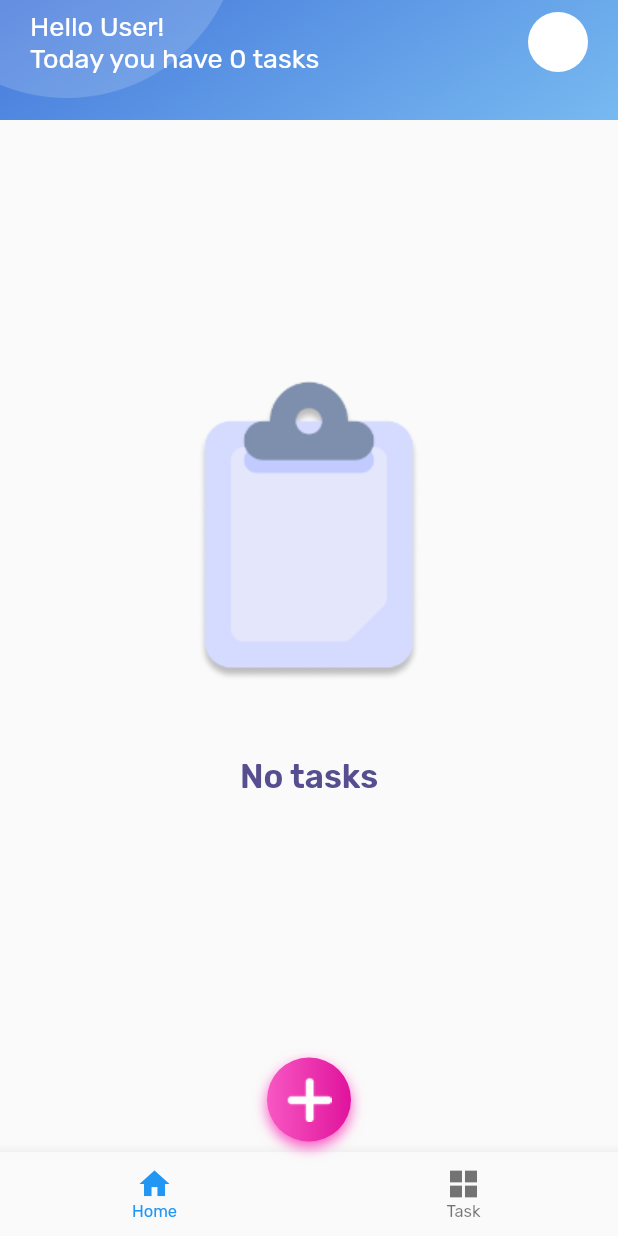
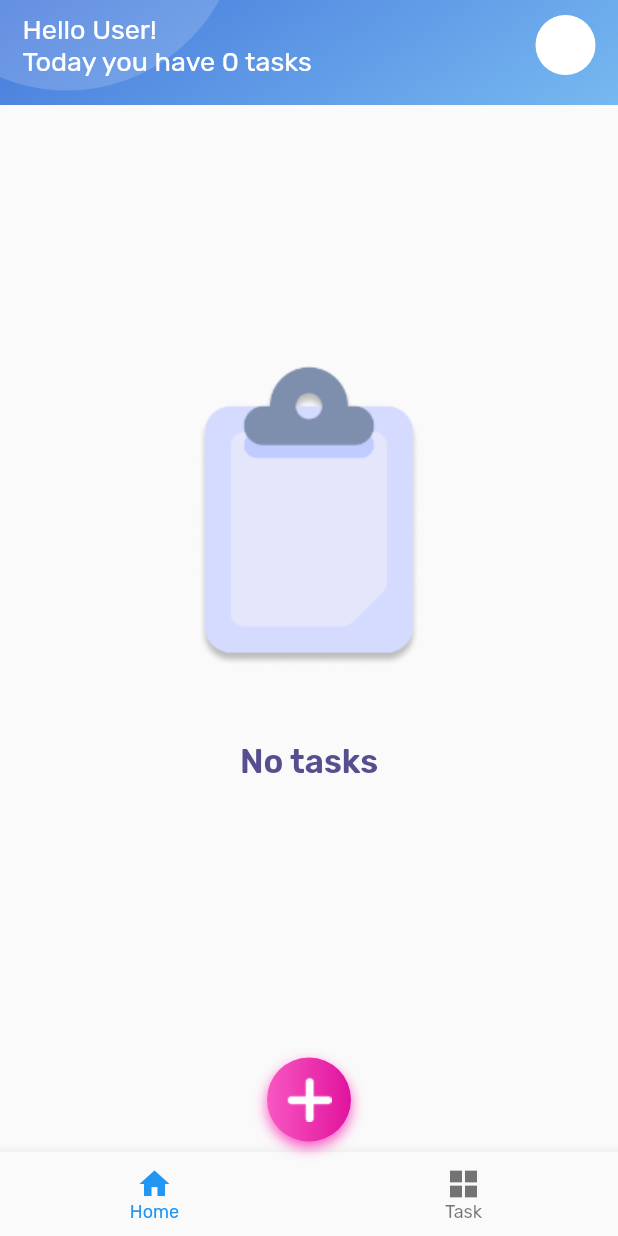
Before and after one commit to alpjamal/todo_app, a Flutter app: the HomeScreen screen opened directly, on a phone screen of 412 x 824 dp. Run offline on Flutter 3.47's test engine with Material 2 defaults, Android fonts, the phone set to English and light mode, and no system bars; drawn by our look-alikes of sliding_up_panel; our stand-ins replace equatable, flutter_bloc, flutter_slidable, shared_preferences; accounts and stored records are empty.

Commit message:
Alert dialog added

```diff
--- a/lib/data/todo_category/category_bloc.dart
+++ b/lib/data/todo_category/category_bloc.dart
@@ -1,3 +1,5 @@
+// ignore_for_file: unused_local_variable, unused_field
+
 import 'dart:async';
 
 import 'package:flutter_bloc/flutter_bloc.dart';
--- a/lib/data/todos/todos_bloc.dart
+++ b/lib/data/todos/todos_bloc.dart
@@ -13,15 +13,32 @@ class TodosBloc extends Bloc<TodosEvent, TodosState> {
     on<TodoDone>(_updateTodo);
     on<DeleteTodo>(_deleteTodo);
   }
+  List<Todo> _todos = [];
+  List<Todo> get todos => _todos;
+
+  Todo? get alertTodo {
+    Todo? alertTodo;
+    if (_todos.isNotEmpty) {
+      try {
+        alertTodo = _todos.firstWhere((todo) => todo.dayTime.difference(DateTime.now()).inDays == 0);
+      } catch (e) {
+        alertTodo = null;
+      }
+    }
+
+    return alertTodo;
+  }
 
   _loadTodos(LoadTodos event, Emitter<TodosState> emit) async {
     await Future.delayed(Duration(seconds: 1));
+    _todos = event.todos;
     emit(TodosLoaded(todos: event.todos));
   }
 
   _addTodo(AddTodo event, Emitter<TodosState> emit) {
     final state = this.state;
     if (state is TodosLoaded) {
+      _todos = List.from(state.todos)..add(event.todo);
       emit(TodosLoaded(todos: List.from(state.todos)..add(event.todo)));
     }
   }
@@ -30,6 +47,7 @@ class TodosBloc extends Bloc<TodosEvent, TodosState> {
     final state = this.state;
     if (state is TodosLoaded) {
       List<Todo> todos = state.todos.where((todo) => todo.id != event.todo.id).toList();
+      _todos = todos;
       emit(TodosLoaded(todos: todos));
     }
   }
@@ -40,6 +58,7 @@ class TodosBloc extends Bloc<TodosEvent, TodosState> {
       List<Todo> todos = state.todos.map((todo) {
         return todo.id == event.todo.id ? event.todo : todo;
       }).toList();
+      _todos = todos;
       emit(TodosLoaded(todos: todos));
     }
   }
--- a/lib/main.dart
+++ b/lib/main.dart
@@ -16,6 +16,7 @@ import 'data/models/todo.dart';
 import 'data/models/todo_category.dart';
 
 part 'utils/theme.dart';
+part 'screens/home_screen/app_bar.dart';
 part 'screens/onboarding_screen.dart';
 part 'screens/home_screen/home_screen.dart';
 part 'widgets/gradient_btn.dart';
@@ -23,7 +24,7 @@ part 'widgets/floating_btn.dart';
 part 'widgets/todo_card.dart';
 part 'widgets/category.dart';
 part 'widgets/category_btn.dart';
-part 'screens/home_screen/app_bar.dart';
+part 'widgets/todo_alert.dart';
 
 void main() async {
   WidgetsFlutterBinding.ensureInitialized();
--- a/lib/screens/home_screen/app_bar.dart
+++ b/lib/screens/home_screen/app_bar.dart
@@ -5,37 +5,33 @@ class UserAppBar extends StatelessWidget {
 
   @override
   Widget build(BuildContext context) {
+    List<Todo> todos = BlocProvider.of<TodosBloc>(context).todos;
+    Todo? alertTodo = BlocProvider.of<TodosBloc>(context).alertTodo;
+
     return AppBar(
       backgroundColor: Colors.transparent,
       elevation: 0,
       titleSpacing: 0,
       flexibleSpace: Image.asset(TodoImage.appBar, fit: BoxFit.cover),
-      // toolbarHeight: 240,
+      toolbarHeight: alertTodo == null ? TodoSize.appBarNoAlert : TodoSize.appBarAlert,
       leadingWidth: 0,
       title: Padding(
-        padding: EdgeInsets.all(20.0),
-        child: BlocBuilder<TodosBloc, TodosState>(
-          builder: (context, state) {
-            return Column(
+        padding: EdgeInsets.all(15),
+        child: Column(
           children: [
             Row(
               mainAxisAlignment: MainAxisAlignment.spaceBetween,
               children: [
-                    if (state is TodosLoaded)
-                      Text('Hello User!\nToday you have ${state.todos.length} tasks', style: TodoStyle.appBar),
-                    if (state is TodosLoading) Text('Hello Brenda!\nToday you have 0  tasks', style: TodoStyle.appBar),
+                Text('Hello User!\nToday you have ${todos.length} tasks', style: TodoStyle.appBar),
                 Container(
                   padding: EdgeInsets.all(20),
-                      decoration: BoxDecoration(
-                        shape: BoxShape.circle,
-                        color: Colors.white,
-                      ),
+                  decoration: BoxDecoration(shape: BoxShape.circle, color: Colors.white),
                 )
               ],
-                )
+            ),
+            SizedBox(height: 10),
+            if (alertTodo != null) TodoAlert(todo: alertTodo),
           ],
-            );
-          },
         ),
       ),
     );
--- a/lib/screens/home_screen/home_screen.dart
+++ b/lib/screens/home_screen/home_screen.dart
@@ -24,9 +24,12 @@ class _HomeScreenState extends State<HomeScreen> {
   Widget build(BuildContext context) {
     var navBar = BlocProvider.of<NavbarCubit>(context, listen: true);
     var panel = BlocProvider.of<TodoPanelCubit>(context, listen: true);
-
+    Todo? alertTodo = BlocProvider.of<TodosBloc>(context).alertTodo;
     return Scaffold(
-      appBar: PreferredSize(preferredSize: Size.fromHeight(80), child: UserAppBar()),
+      appBar: PreferredSize(
+        preferredSize: Size.fromHeight(alertTodo == null ? TodoSize.appBarNoAlert : TodoSize.appBarAlert - 25),
+        child: UserAppBar(),
+      ),
       body: BlocListener<TodosBloc, TodosState>(
         listener: (ctx, state) {
           if (state is TodosLoaded) {
--- a/lib/utils/constants.dart
+++ b/lib/utils/constants.dart
@@ -23,18 +23,20 @@ class TodoColor {
 class TodoStyle {
   static const TextStyle entry = TextStyle(fontSize: 22, color: TodoColor.purple, fontWeight: FontWeight.w600);
   static const TextStyle btn = TextStyle(fontSize: 15);
-  static const TextStyle label = TextStyle(fontSize: 11);
+  static const TextStyle label = TextStyle(fontSize: 12);
   static const TextStyle appBar = TextStyle(fontSize: 18);
   static const TextStyle taskCard = TextStyle(fontSize: 14, color: TodoColor.purple, fontWeight: FontWeight.bold);
   static const TextStyle cardTime = TextStyle(fontSize: 11, color: Colors.grey);
   static const TextStyle panelTitle = TextStyle(fontSize: 14, fontWeight: FontWeight.bold);
   static const TextStyle panelCategory = TextStyle(fontSize: 14, color: Colors.grey);
+  static const TextStyle alertTitle = TextStyle(fontSize: 20, fontWeight: FontWeight.bold);
 }
 
 class TodoImage {
   static const String onboarding = 'assets/images/onboarding.png';
   static const String empty = 'assets/images/no_tasks.png';
   static const String appBar = 'assets/images/Frame.png';
+  static const String bell = 'assets/icons/bell.png';
 }
 
 class TodoIcon {
@@ -53,7 +55,10 @@ class TodoRadius {
   static const gradientBtn = BorderRadius.all(Radius.circular(10));
   static const todoCard = BorderRadius.all(Radius.circular(7));
 }
+
 class TodoSize {
   static const double panelMaxHeight = 370;
   static const double fabBottomPadding = 63;
+  static const double appBarNoAlert = 70;
+  static const double appBarAlert = 200;
 }
```
Also changed, not shown: lib/widgets/todo_alert.dart (added, +46 -0 lines). Lines whose indentation alone changed are shown as unchanged.
